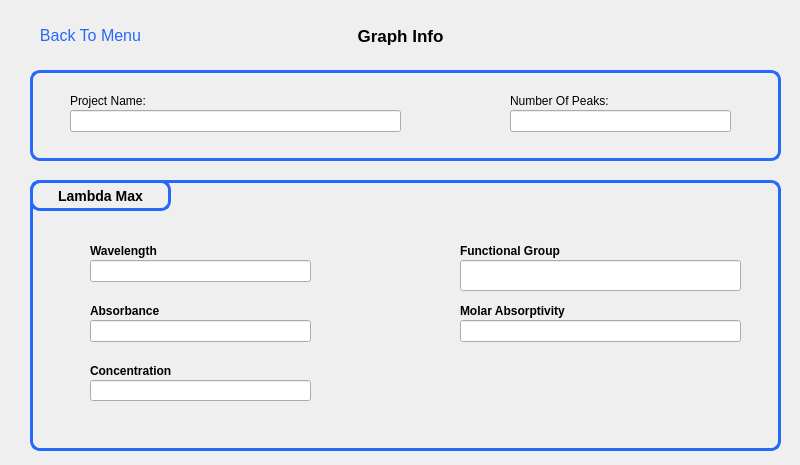
The window that SpectrumAnalyzer/graphinfo.ui (NilushikaSandeepani/189116Research) describes before a commit, drawn with Qt 5.
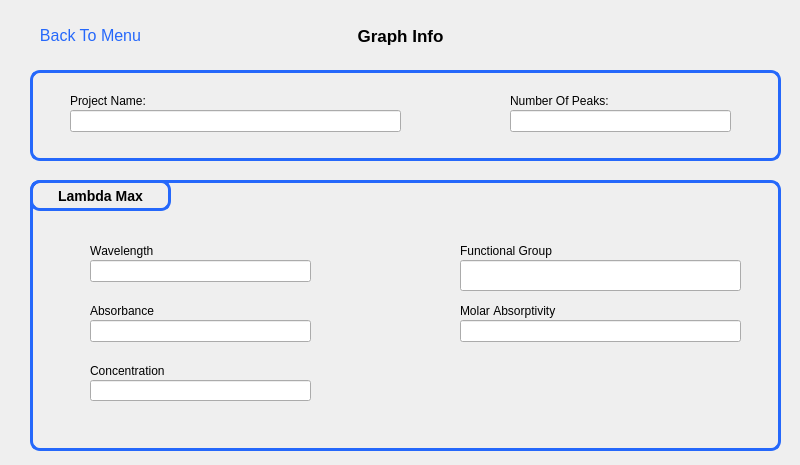
The same window after the commit. Icons and pictures are not drawn.

```diff
--- a/SpectrumAnalyzer/graphinfo.ui
+++ b/SpectrumAnalyzer/graphinfo.ui
@@ -145,6 +145,12 @@
       <height>21</height>
      </rect>
     </property>
+    <property name="font">
+     <font>
+      <bold>false</bold>
+      <kerning>false</kerning>
+     </font>
+    </property>
     <property name="text">
      <string>Wavelength</string>
     </property>
@@ -158,6 +164,12 @@
       <height>21</height>
      </rect>
     </property>
+    <property name="font">
+     <font>
+      <bold>false</bold>
+      <kerning>false</kerning>
+     </font>
+    </property>
     <property name="text">
      <string>Functional Group</string>
     </property>
@@ -221,6 +233,12 @@
       <height>21</height>
      </rect>
     </property>
+    <property name="font">
+     <font>
+      <bold>false</bold>
+      <kerning>false</kerning>
+     </font>
+    </property>
     <property name="text">
      <string>Absorbance</string>
     </property>
@@ -244,6 +262,12 @@
       <height>21</height>
      </rect>
     </property>
+    <property name="font">
+     <font>
+      <bold>false</bold>
+      <kerning>false</kerning>
+     </font>
+    </property>
     <property name="text">
      <string>Concentration</string>
     </property>
@@ -257,6 +281,12 @@
       <height>21</height>
      </rect>
     </property>
+    <property name="font">
+     <font>
+      <bold>false</bold>
+      <kerning>false</kerning>
+     </font>
+    </property>
     <property name="text">
      <string>Molar Absorptivity</string>
     </property>
```
